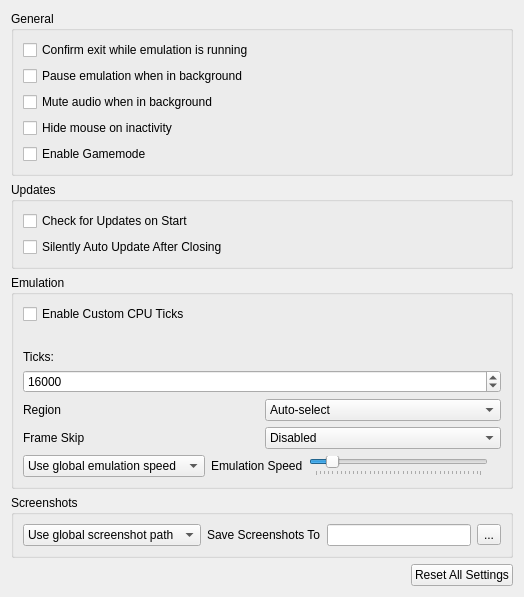
First picture: the form in src/citra_qt/configuration/configure_general.ui, repository rtiangha/bravely-offline-citra, before the edit.
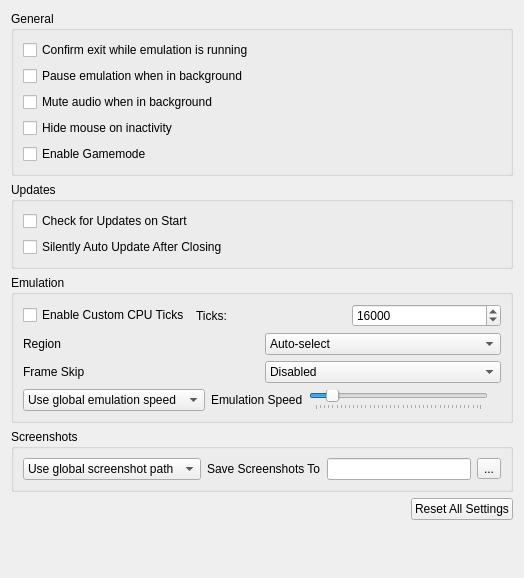
Second picture: the form after the edit.

Commit message: Fix ticks layout

What changed in the file:
```diff
--- a/src/citra_qt/configuration/configure_general.ui
+++ b/src/citra_qt/configuration/configure_general.ui
@@ -90,6 +90,8 @@
        </property>
        <layout class="QVBoxLayout" name="verticalLayout_2">
         <item>
+         <layout class="QHBoxLayout" name="custom_cpu_ticks_layout">
+          <item>
          <widget class="QCheckBox" name="toggle_custom_cpu_ticks">
           <property name="toolTip">
            <string>&lt;html&gt;&lt;body&gt;Set a custom value of CPU ticks. Higher values can increase performance but if they're too high, it may cause the game to freeze. A range of 77-21000 is recommended.&lt;/body&gt;&lt;/html&gt;</string>
@@ -99,19 +101,6 @@
           </property>
          </widget>
         </item>
-        <item>
-         <spacer name="horizontalSpacer">
-          <property name="orientation">
-           <enum>Qt::Horizontal</enum>
-          </property>
-          <property name="sizeHint" stdset="0">
-           <size>
-            <width>40</width>
-            <height>20</height>
-           </size>
-          </property>
-         </spacer>
-        </item>
         <item>
          <widget class="QLabel" name="label_2">
           <property name="text">
@@ -131,6 +120,8 @@
            <number>16000</number>
           </property>
          </widget>
+          </item>
+         </layout>
         </item>
         <item>
          <widget class="QWidget" name="widget_region" native="true">
```
Lines whose indentation alone changed are shown as unchanged.
